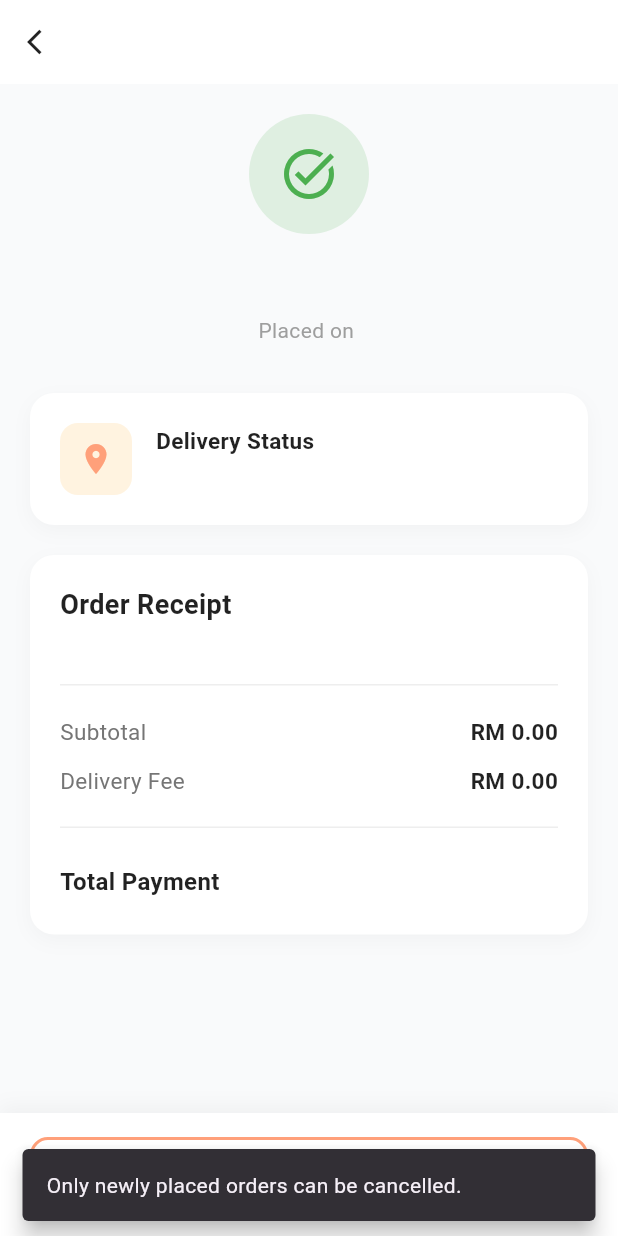
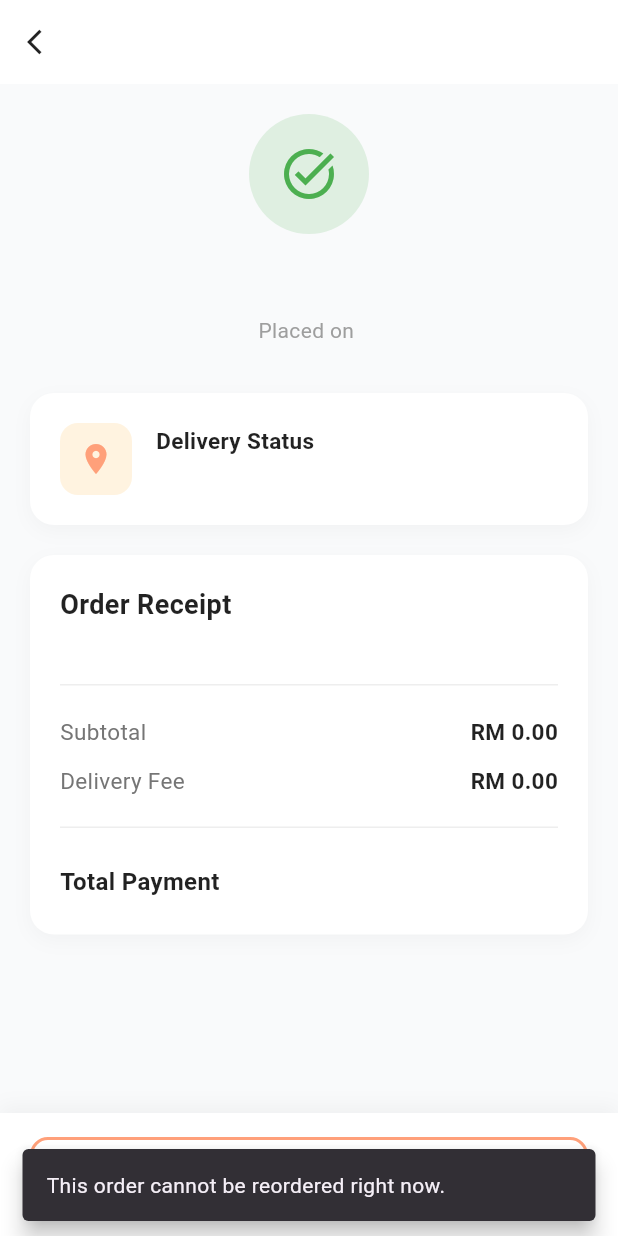
Before and after one commit to kkhhhhh-v61/mad_assignment, a Flutter app: the OrderDetails screen opened directly with empty values, after a tap on "Reorder", on a phone screen of 412 x 824 dp. Run offline on Flutter 3.47's test engine with Material 3 defaults, Android fonts, the phone set to English and light mode, and no system bars; our stand-ins replace flutter_map, geolocator, image_picker, latlong2, shared_preferences, supabase_flutter; missing offline and left inert: flutter_stripe; accounts and stored records are empty.

Commit message:
Fix reorder

```diff
--- a/lib/customer/order_details.dart
+++ b/lib/customer/order_details.dart
@@ -5,8 +5,10 @@ import 'package:supabase_flutter/supabase_flutter.dart';
 
 import '../Order/order.dart';
 import '../Order/order_repository.dart';
+import 'cart.dart';
 import 'customer_proof_photo_repository.dart';
 import 'order_tracking.dart';
+import 'reorder_service.dart';
 
 Future<bool> cancelCustomerOrder({
   required BuildContext context,
@@ -139,6 +141,44 @@ class OrderDetails extends StatelessWidget {
   }
 
   bool get canCancel => typedOrder?.status == OrderStatus.placed;
+
+  Future<void> _handleReorder(BuildContext context) async {
+    final sourceOrder = typedOrder;
+    if (sourceOrder == null) {
+      ScaffoldMessenger.of(context).showSnackBar(
+        const SnackBar(
+          content: Text('This order cannot be reordered right now.'),
+          behavior: SnackBarBehavior.floating,
+        ),
+      );
+      return;
+    }
+
+    try {
+      await CustomerReorderService.addOrderToCart(order: sourceOrder);
+      if (!context.mounted) return;
+      await Navigator.push(
+        context,
+        MaterialPageRoute(builder: (_) => const CustomerCart()),
+      );
+    } on ReorderException catch (error) {
+      if (!context.mounted) return;
+      ScaffoldMessenger.of(context).showSnackBar(
+        SnackBar(
+          content: Text(error.message),
+          behavior: SnackBarBehavior.floating,
+        ),
+      );
+    } catch (_) {
+      if (!context.mounted) return;
+      ScaffoldMessenger.of(context).showSnackBar(
+        const SnackBar(
+          content: Text('The order could not be added to your cart.'),
+          behavior: SnackBarBehavior.floating,
+        ),
+      );
+    }
+  }
 
   @override
   Widget build(BuildContext context) {
@@ -343,6 +383,7 @@ class OrderDetails extends StatelessWidget {
                 child: isOutlined
                     ? OutlinedButton(
                         onPressed: () async {
+                          if (buttonText == 'Cancel Order') {
                             final cancelled = await cancelCustomerOrder(
                               context: context,
                               order: order,
@@ -350,6 +391,9 @@ class OrderDetails extends StatelessWidget {
                             );
                             if (cancelled && context.mounted) {
                               Navigator.pop(context, true);
+                            }
+                          } else {
+                            await _handleReorder(context);
                           }
                         },
                         style: OutlinedButton.styleFrom(
--- a/lib/customer/orders.dart
+++ b/lib/customer/orders.dart
@@ -5,9 +5,11 @@ import '../Order/order.dart';
 import '../Order/order_repository.dart';
 import '../global.dart';
 import '../main.dart';
+import 'cart.dart';
 import 'header.dart';
 import 'order_details.dart';
 import 'order_tracking.dart';
+import 'reorder_service.dart';
 
 class CustomerOrders extends StatefulWidget {
   const CustomerOrders({super.key});
@@ -156,6 +158,7 @@ class _CustomerOrdersState extends State<CustomerOrders> {
                   orders: filteredOrders,
                   selectedStatus: _selectedStatus,
                   onCancel: _cancelOrder,
+                  onReorder: _reorderOrder,
                   onOrderChanged: _loadOrders,
                 ),
         ),
@@ -170,6 +173,44 @@ class _CustomerOrdersState extends State<CustomerOrders> {
     );
     if (cancelled && mounted) {
       await _loadOrders();
+    }
+  }
+
+  Future<void> _reorderOrder(Map<String, dynamic> order) async {
+    final sourceOrder = order['typedOrder'];
+    if (sourceOrder is! Order) {
+      ScaffoldMessenger.of(context).showSnackBar(
+        const SnackBar(
+          content: Text('This order cannot be reordered right now.'),
+          behavior: SnackBarBehavior.floating,
+        ),
+      );
+      return;
+    }
+
+    try {
+      await CustomerReorderService.addOrderToCart(order: sourceOrder);
+      if (!mounted) return;
+      await Navigator.push(
+        context,
+        MaterialPageRoute(builder: (_) => const CustomerCart()),
+      );
+    } on ReorderException catch (error) {
+      if (!mounted) return;
+      ScaffoldMessenger.of(context).showSnackBar(
+        SnackBar(
+          content: Text(error.message),
+          behavior: SnackBarBehavior.floating,
+        ),
+      );
+    } catch (_) {
+      if (!mounted) return;
+      ScaffoldMessenger.of(context).showSnackBar(
+        const SnackBar(
+          content: Text('The order could not be added to your cart.'),
+          behavior: SnackBarBehavior.floating,
+        ),
+      );
     }
   }
 }
@@ -262,6 +303,7 @@ class OrderList extends StatelessWidget {
   final List<Map<String, dynamic>> orders;
   final String selectedStatus;
   final Future<void> Function(Map<String, dynamic> order)? onCancel;
+  final Future<void> Function(Map<String, dynamic> order)? onReorder;
   final Future<void> Function()? onOrderChanged;
 
   const OrderList({
@@ -269,6 +311,7 @@ class OrderList extends StatelessWidget {
     required this.orders,
     required this.selectedStatus,
     this.onCancel,
+    this.onReorder,
     this.onOrderChanged,
   });
 
@@ -291,6 +334,7 @@ class OrderList extends StatelessWidget {
         return OrderCard(
           order: orders[index],
           onCancel: onCancel,
+          onReorder: onReorder,
           onOrderChanged: onOrderChanged,
         );
       },
@@ -301,12 +345,14 @@ class OrderList extends StatelessWidget {
 class OrderCard extends StatelessWidget {
   final Map<String, dynamic> order;
   final Future<void> Function(Map<String, dynamic> order)? onCancel;
+  final Future<void> Function(Map<String, dynamic> order)? onReorder;
   final Future<void> Function()? onOrderChanged;
 
   const OrderCard({
     super.key,
     required this.order,
     this.onCancel,
+    this.onReorder,
     this.onOrderChanged,
   });
 
@@ -534,7 +580,9 @@ class OrderCard extends StatelessWidget {
                       ? OutlinedButton(
                           onPressed: buttonText == 'Cancel Order'
                               ? () => onCancel?.call(order)
-                              : null,
+                              : onReorder == null
+                              ? null
+                              : () => onReorder!.call(order),
                           style: OutlinedButton.styleFrom(
                             foregroundColor: buttonColor,
                             side: BorderSide(color: buttonColor),
```
Lines whose indentation alone changed are shown as unchanged.
